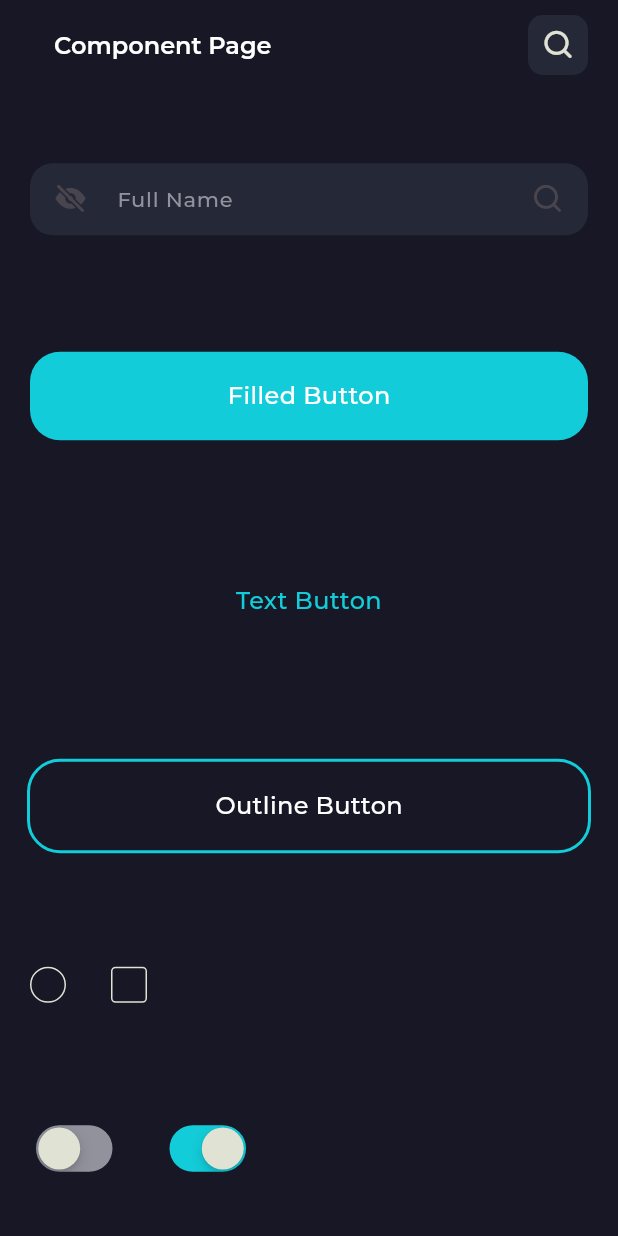
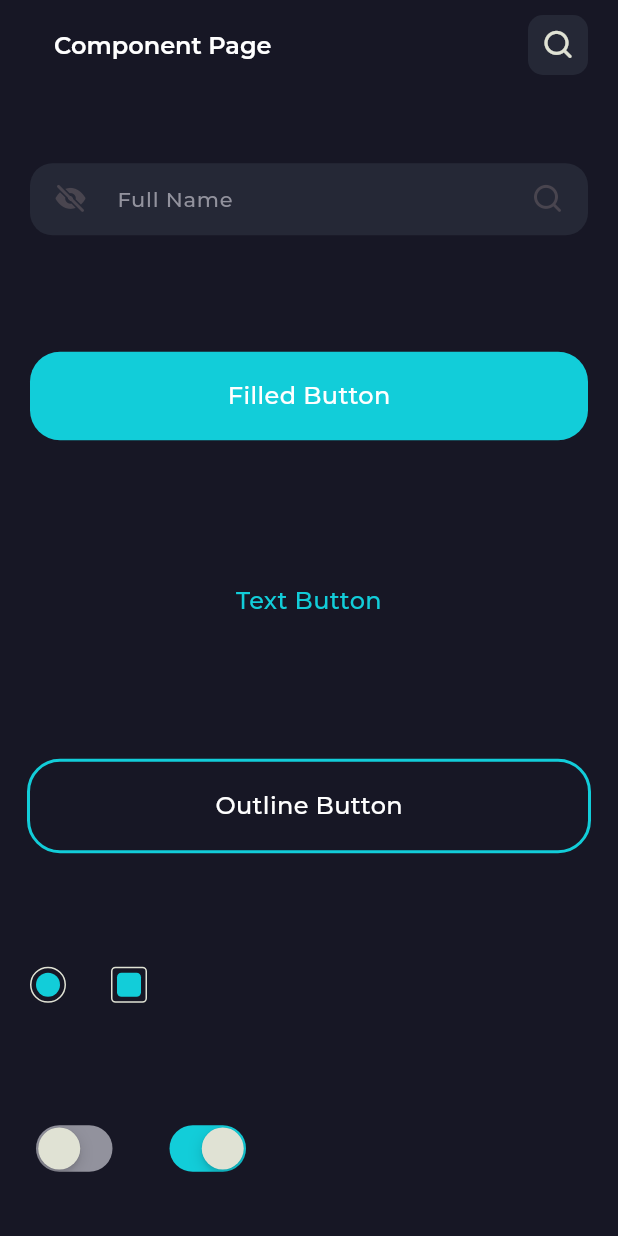
Before and after one commit to MriiKolya/cinemax_pet_project, a Flutter app: the ComponentPage screen opened directly, on a phone screen of 412 x 824 dp. Run offline on Flutter 3.47's test engine with Material 3 defaults, Android fonts, the phone set to English and light mode, and no system bars; our stand-ins replace dartz, equatable, flutter_bloc, flutter_svg, freezed_annotation, go_router; missing offline and left inert: storybook_flutter; project files that could hold a hidden picture were left out.

```diff
--- a/client/lib/core/validator/password/password.dart
+++ b/client/lib/core/validator/password/password.dart
@@ -18,13 +18,13 @@ Either<ValueFailure, String> _validatePassword(String input) {
     );
   }
 
-  if (!input.contains(RegExp(r'[A-Z]'))) {
+  if (!input.contains(RegExp('[A-Z]'))) {
     return left(
       ValueFailure.invalidPasswordFormat(failedValue: input),
     );
   }
 
-  if (!input.contains(RegExp(r'[0-9]'))) {
+  if (!input.contains(RegExp('[0-9]'))) {
     return left(
       ValueFailure.invalidPasswordFormat(failedValue: input),
     );
--- a/client/lib/features/form_sign_up/cubit/sign_up_form_cubit.dart
+++ b/client/lib/features/form_sign_up/cubit/sign_up_form_cubit.dart
@@ -34,11 +34,11 @@ class SignUpFormCubit extends Cubit<SignUpFormState> {
     ));
   }
 
-  void agreeTermsToggled(bool agree) {
-    emit(state.copyWith(agreeTerms: agree));
+  void agreeTermsToggled() {
+    emit(state.copyWith(agreeTerms: !state.agreeTerms));
   }
 
-  Future<void> signUpSubmitted() async {
+  void signUpSubmitted() {
     final isEmailValid = state.emailAddress.value.isRight();
     final isPasswordValid = state.password.value.isRight();
     final isNameValid = state.name.value.isRight();
--- a/client/lib/screens/auth/welcome/welcome_screen.dart
+++ b/client/lib/screens/auth/welcome/welcome_screen.dart
@@ -2,7 +2,6 @@ import 'package:client/config/router/app_router_name.dart';
 import 'package:client/core/extension/font_weight_extension.dart';
 import 'package:client/screens/auth/welcome/widgets/message_login.dart';
 import 'package:client/screens/auth/welcome/widgets/social_icon.dart';
-import 'package:flutter/cupertino.dart';
 import 'package:flutter/material.dart';
 import 'package:go_router/go_router.dart';
 import 'package:ui_kit/component/buttons/cinemax_filled_button.dart';
--- a/ui_kit/lib/component/check_box/check_box.dart
+++ b/ui_kit/lib/component/check_box/check_box.dart
@@ -10,7 +10,7 @@ class CinemaxCheckBox extends StatefulWidget {
   }) : super(key: key);
 
   final bool value;
-  final void Function(bool)? onChanged;
+  final void Function()? onChanged;
   final BoxShape? boxShape;
 
   @override
@@ -30,8 +30,8 @@ class _CinemaxCheckBoxState extends State<CinemaxCheckBox>
       duration: _animationDuration,
     );
     _scaleAnimation = Tween<double>(
-      begin: 0,
-      end: 1,
+      begin: 1,
+      end: 0,
     ).animate(
       CurvedAnimation(
         parent: _buttonAnimationController,
@@ -63,7 +63,7 @@ class _CinemaxCheckBoxState extends State<CinemaxCheckBox>
     final style = context.checkBoxStyle;
     return GestureDetector(
       onTap: () {
-        widget.onChanged?.call(!widget.value);
+        widget.onChanged?.call();
         _animateButton(!widget.value);
       },
       child: Container(
--- a/ui_kit/lib/component/input_field/input_field.dart
+++ b/ui_kit/lib/component/input_field/input_field.dart
@@ -25,7 +25,7 @@ class InputField extends StatefulWidget {
   final VoidCallback? suffixOnTap;
   final TextInputType? keyboardType;
   final bool isPassword;
-  final Function(String)? onChanged;
+  final void Function(String)? onChanged;
   final String? Function(String?)? validator;
   final AutovalidateMode? autovalidateMode;
 
--- a/ui_kit/lib/component/switch/cinemax_swith.dart
+++ b/ui_kit/lib/component/switch/cinemax_swith.dart
@@ -9,7 +9,8 @@ class CinemaxSwith extends StatelessWidget {
   });
 
   final bool value;
-  final void Function(bool)? onChanged;
+  // ignore: avoid_positional_boolean_parameters
+  final void Function(bool value)? onChanged;
 
   @override
   Widget build(BuildContext context) {
--- a/ui_kit/lib/theme/color_scheme.dart
+++ b/ui_kit/lib/theme/color_scheme.dart
@@ -9,7 +9,7 @@ abstract class PrimaryColor {
 
 abstract class SecondaryColor {
   static Color green = const Color(0xff22B07D);
-  static Color orane = const Color(0xffFF8700);
+  static Color orange = const Color(0xffFF8700);
   static Color red = const Color(0xffFF7256);
   static Color darkGrey = const Color(0xff696974);
 }
```
Also changed, not shown: client/lib/features/form_sign_up/sign_up_form.dart (+16 -49 lines).
